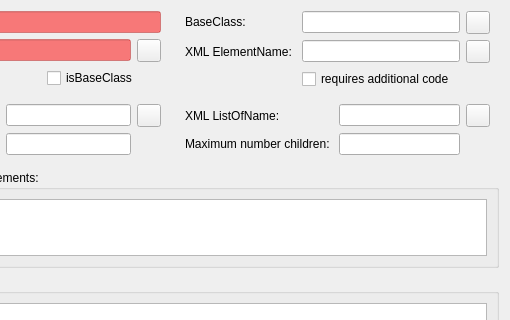
First picture: the form in ui/formdeviserclass.ui, repository sbmlteam/QtDeviser, before the edit; both pictures show x 165 to 675 and y 0 to 320 of the 675 by 586 pixel window.
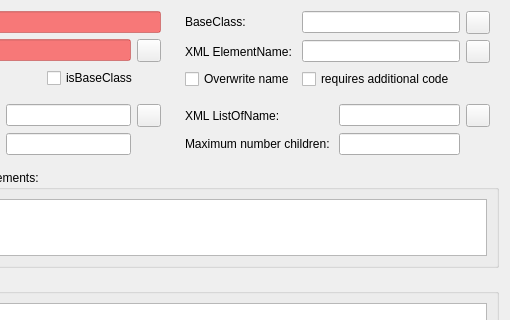
Second picture: the form after the edit. Icons and pictures are not drawn.

Commit message: - allow to specify that children overwrite the element name

```diff
--- a/ui/formdeviserclass.ui
+++ b/ui/formdeviserclass.ui
@@ -289,6 +289,19 @@
           </property>
          </widget>
         </item>
+        <item row="2" column="0">
+         <widget class="QCheckBox" name="chkChildrenOverwriteName">
+          <property name="toolTip">
+           <string>Check this, if children overwrite the element name.</string>
+          </property>
+          <property name="statusTip">
+           <string/>
+          </property>
+          <property name="text">
+           <string>Overwrite name</string>
+          </property>
+         </widget>
+        </item>
        </layout>
       </widget>
      </item>
```
Left out of the diff: 17 changed lines with no effect on the pictures. The commit also changes 4 other files.
